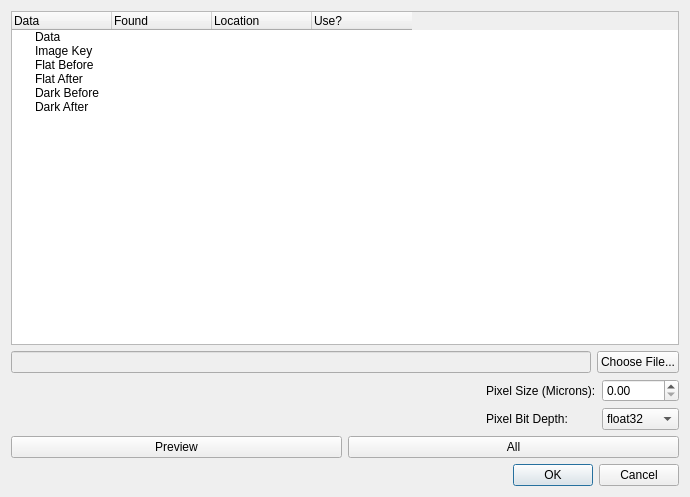
First picture: the form in mantidimaging/gui/ui/nexus_load_dialog.ui, repository mantidproject/mantidimaging, before the edit.
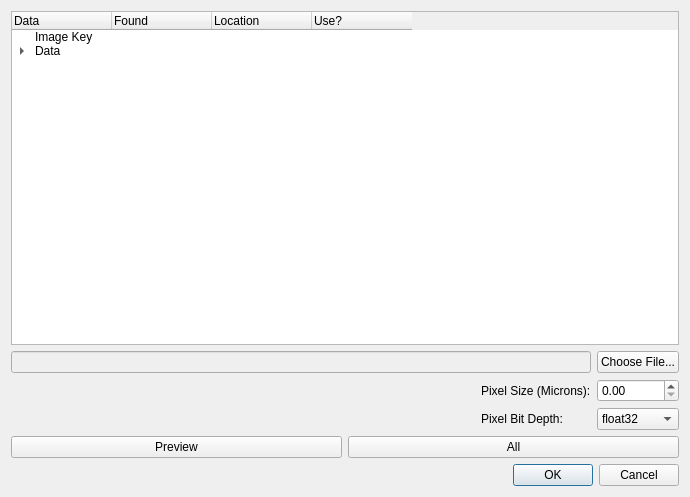
Second picture: the form after the edit.

Commit message: data tree

Diff of the .ui file:
```diff
--- a/mantidimaging/gui/ui/nexus_load_dialog.ui
+++ b/mantidimaging/gui/ui/nexus_load_dialog.ui
@@ -37,6 +37,9 @@
       <property name="text">
        <string>Found</string>
       </property>
+      <property name="textAlignment">
+       <set>AlignLeading|AlignVCenter</set>
+      </property>
      </column>
      <column>
       <property name="text">
@@ -48,20 +51,6 @@
        <string>Use?</string>
       </property>
      </column>
-     <item>
-      <property name="text">
-       <string>Data</string>
-      </property>
-      <property name="text">
-       <string/>
-      </property>
-      <property name="text">
-       <string/>
-      </property>
-      <property name="text">
-       <string/>
-      </property>
-     </item>
      <item>
       <property name="text">
        <string>Image Key</string>
@@ -69,7 +58,7 @@
      </item>
      <item>
       <property name="text">
-       <string>Flat Before</string>
+       <string>Data</string>
       </property>
       <property name="text">
        <string/>
@@ -80,107 +69,40 @@
       <property name="text">
        <string/>
       </property>
-     </item>
-     <item>
-      <property name="text">
-       <string>Flat After</string>
-      </property>
-      <property name="text">
-       <string/>
-      </property>
-      <property name="text">
-       <string/>
-      </property>
-      <property name="text">
-       <string/>
-      </property>
-     </item>
-     <item>
-      <property name="text">
-       <string>Dark Before</string>
-      </property>
-      <property name="text">
-       <string/>
-      </property>
-      <property name="text">
-       <string/>
-      </property>
-      <property name="text">
-       <string/>
-      </property>
-     </item>
-     <item>
-      <property name="text">
-       <string>Dark After</string>
-      </property>
-      <property name="text">
-       <string/>
-      </property>
-      <property name="text">
-       <string/>
-      </property>
-      <property name="text">
-       <string/>
-      </property>
+      <item>
+       <property name="text">
+        <string>Projections</string>
+       </property>
+      </item>
+      <item>
+       <property name="text">
+        <string>Flat Before</string>
+       </property>
+      </item>
+      <item>
+       <property name="text">
+        <string>Flat After</string>
+       </property>
+      </item>
+      <item>
+       <property name="text">
+        <string>Dark Before</string>
+       </property>
+      </item>
+      <item>
+       <property name="text">
+        <string>Dark After</string>
+       </property>
+      </item>
      </item>
     </widget>
    </item>
    <item>
-    <layout class="QHBoxLayout" name="horizontalLayout">
-     <item>
-      <widget class="QLineEdit" name="filePathLineEdit">
-       <property name="enabled">
-        <bool>false</bool>
-       </property>
-      </widget>
-     </item>
-     <item>
-      <widget class="QPushButton" name="chooseFileButton">
-       <property name="text">
-        <string>Choose File...</string>
-       </property>
-      </widget>
-     </item>
-    </layout>
+    <layout class="QHBoxLayout" name="horizontalLayout"/>
    </item>
    <item>
     <layout class="QGridLayout" name="gridLayout">
-     <item row="1" column="1">
-      <widget class="QLabel" name="pixelBitDepthLabel">
-       <property name="text">
-        <string>Pixel Bit Depth:</string>
-       </property>
-      </widget>
-     </item>
-     <item row="0" column="2">
-      <widget class="QDoubleSpinBox" name="pixelSizeSpinBox">
-       <property name="maximum">
-        <double>99999.000000000000000</double>
-       </property>
-      </widget>
-     </item>
-     <item row="1" column="2">
-      <widget class="QComboBox" name="pixelDepthComboBox">
-       <item>
-        <property name="text">
-         <string>float32</string>
-        </property>
-       </item>
-       <item>
-        <property name="text">
-         <string>float64</string>
-        </property>
-       </item>
-      </widget>
-     </item>
-     <item row="0" column="1">
-      <widget class="QLabel" name="pixelSizeLabel">
-       <property name="text">
-        <string>Pixel Size (Microns):</string>
-       </property>
-      </widget>
-     </item>
-     <item row="1" column="0">
+     <item row="2" column="0">
       <spacer name="horizontalSpacer">
        <property name="orientation">
         <enum>Qt::Horizontal</enum>
@@ -193,6 +115,55 @@
        </property>
       </spacer>
      </item>
+     <item row="2" column="2">
+      <widget class="QComboBox" name="pixelDepthComboBox">
+       <item>
+        <property name="text">
+         <string>float32</string>
+        </property>
+       </item>
+       <item>
+        <property name="text">
+         <string>float64</string>
+        </property>
+       </item>
+      </widget>
+     </item>
+     <item row="1" column="1">
+      <widget class="QLabel" name="pixelSizeLabel">
+       <property name="text">
+        <string>Pixel Size (Microns):</string>
+       </property>
+      </widget>
+     </item>
+     <item row="2" column="1">
+      <widget class="QLabel" name="pixelBitDepthLabel">
+       <property name="text">
+        <string>Pixel Bit Depth:</string>
+       </property>
+      </widget>
+     </item>
+     <item row="1" column="2">
+      <widget class="QDoubleSpinBox" name="pixelSizeSpinBox">
+       <property name="maximum">
+        <double>99999.000000000000000</double>
+       </property>
+      </widget>
+     </item>
+     <item row="0" column="0" colspan="2">
+      <widget class="QLineEdit" name="filePathLineEdit">
+       <property name="enabled">
+        <bool>false</bool>
+       </property>
+      </widget>
+     </item>
+     <item row="0" column="2">
+      <widget class="QPushButton" name="chooseFileButton">
+       <property name="text">
+        <string>Choose File...</string>
+       </property>
+      </widget>
+     </item>
     </layout>
    </item>
    <item>
```
The commit also changes 2 other files.
